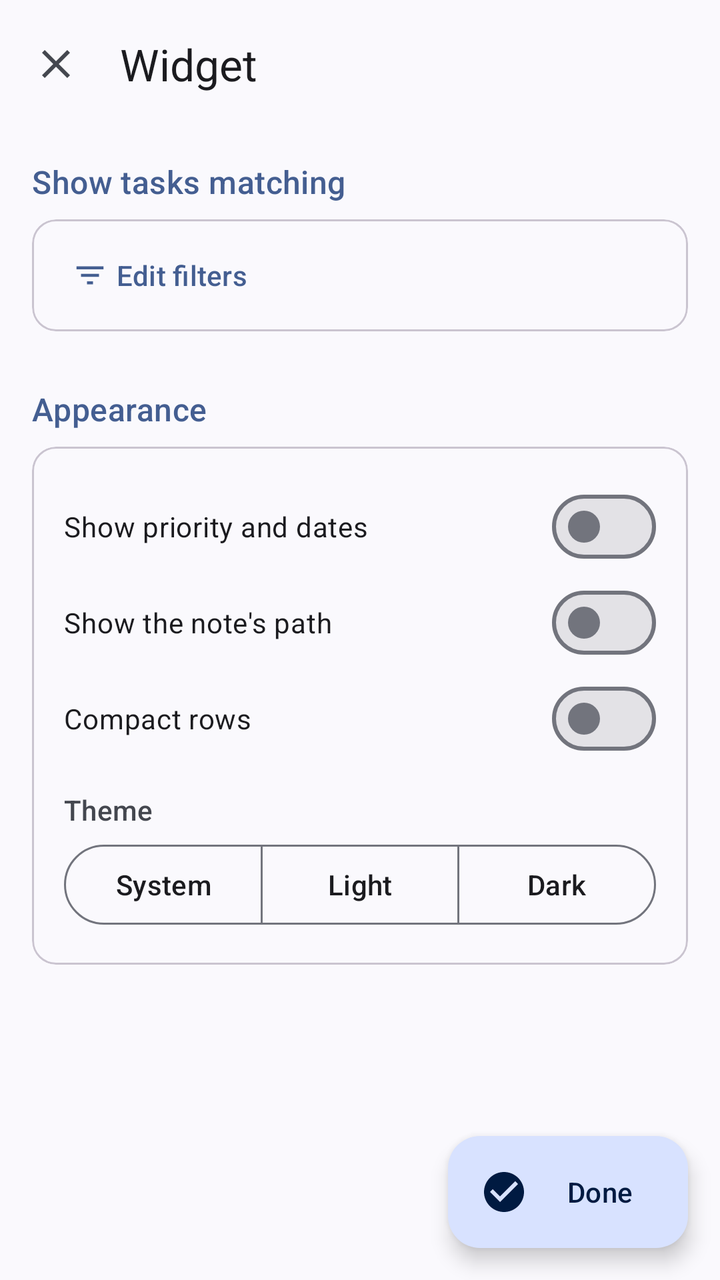
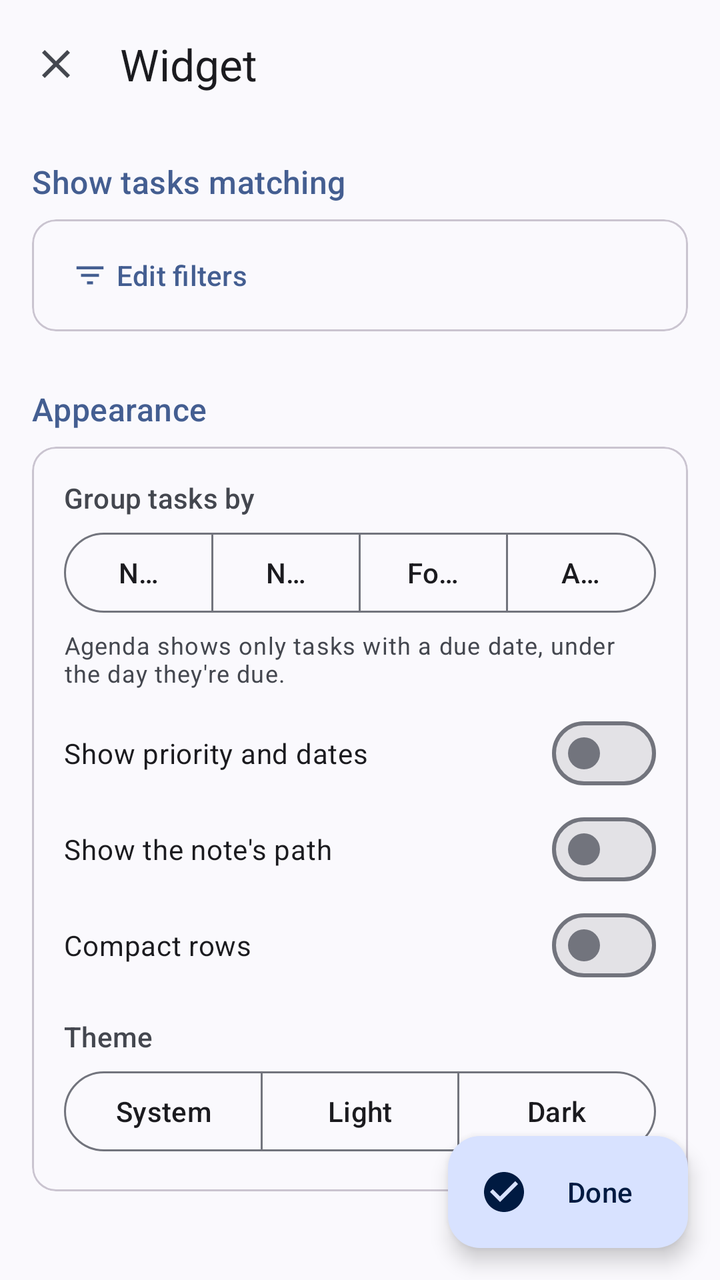

The first picture is an Android layout as it rendered before a commit; the second is the same layout after the commit. The layout source and the unified diff follow.
<!-- AndroidManifest.xml: application theme Theme.VaultTasks -->
<!-- res/layout/activity_widget_config.xml -->
<?xml version="1.0" encoding="utf-8"?>
<androidx.coordinatorlayout.widget.CoordinatorLayout xmlns:android="http://schemas.android.com/apk/res/android"
    xmlns:app="http://schemas.android.com/apk/res-auto"
    android:layout_width="match_parent"
    android:layout_height="match_parent"
    android:background="?attr/colorSurface"
    android:fitsSystemWindows="true">

    <com.google.android.material.appbar.AppBarLayout
        android:layout_width="match_parent"
        android:layout_height="wrap_content"
        android:fitsSystemWindows="true">

        <com.google.android.material.appbar.MaterialToolbar
            android:id="@+id/toolbar"
            android:layout_width="match_parent"
            android:layout_height="?attr/actionBarSize"
            app:navigationContentDescription="Cancel"
            app:navigationIcon="@drawable/ic_close"
            app:title="Widget" />
    </com.google.android.material.appbar.AppBarLayout>

    <androidx.core.widget.NestedScrollView
        android:layout_width="match_parent"
        android:layout_height="match_parent"
        android:clipToPadding="false"
        android:paddingBottom="96dp"
        app:layout_behavior="@string/appbar_scrolling_view_behavior">

        <LinearLayout
            android:layout_width="match_parent"
            android:layout_height="wrap_content"
            android:orientation="vertical"
            android:padding="16dp">

            <TextView
                android:layout_width="wrap_content"
                android:layout_height="wrap_content"
                android:layout_marginBottom="8dp"
                android:text="Show tasks matching"
                android:textAppearance="?attr/textAppearanceTitleMedium"
                android:textColor="?attr/colorPrimary" />

            <com.google.android.material.card.MaterialCardView
                style="?attr/materialCardViewOutlinedStyle"
                android:layout_width="match_parent"
                android:layout_height="wrap_content">

                <LinearLayout
                    android:layout_width="match_parent"
                    android:layout_height="wrap_content"
                    android:orientation="vertical"
                    android:paddingHorizontal="8dp"
                    android:paddingVertical="4dp">

                    <RadioGroup
                        android:id="@+id/filters"
                        android:layout_width="match_parent"
                        android:layout_height="wrap_content" />

                    <com.google.android.material.button.MaterialButton
                        android:id="@+id/edit_filters"
                        style="@style/Widget.Material3.Button.TextButton.Icon"
                        android:layout_width="wrap_content"
                        android:layout_height="wrap_content"
                        android:text="Edit filters"
                        app:icon="@drawable/ic_filter" />
                </LinearLayout>
            </com.google.android.material.card.MaterialCardView>

            <TextView
                android:layout_width="wrap_content"
                android:layout_height="wrap_content"
                android:layout_marginTop="28dp"
                android:layout_marginBottom="8dp"
                android:text="Appearance"
                android:textAppearance="?attr/textAppearanceTitleMedium"
                android:textColor="?attr/colorPrimary" />

            <com.google.android.material.card.MaterialCardView
                style="?attr/materialCardViewOutlinedStyle"
                android:layout_width="match_parent"
                android:layout_height="wrap_content">

                <LinearLayout
                    android:layout_width="match_parent"
                    android:layout_height="wrap_content"
                    android:orientation="vertical"
                    android:padding="16dp">

                    <com.google.android.material.materialswitch.MaterialSwitch
                        android:id="@+id/show_dates"
                        android:layout_width="match_parent"
                        android:layout_height="wrap_content"
                        android:minHeight="48dp"
                        android:text="Show priority and dates" />

                    <com.google.android.material.materialswitch.MaterialSwitch
                        android:id="@+id/show_path"
                        android:layout_width="match_parent"
                        android:layout_height="wrap_content"
                        android:minHeight="48dp"
                        android:text="Show the note's path" />

                    <com.google.android.material.materialswitch.MaterialSwitch
                        android:id="@+id/compact"
                        android:layout_width="match_parent"
                        android:layout_height="wrap_content"
                        android:minHeight="48dp"
                        android:text="Compact rows" />

                    <TextView
                        android:layout_width="wrap_content"
                        android:layout_height="wrap_content"
                        android:layout_marginTop="12dp"
                        android:text="Theme"
                        android:textAppearance="?attr/textAppearanceLabelLarge"
                        android:textColor="?attr/colorOnSurfaceVariant" />

                    <com.google.android.material.button.MaterialButtonToggleGroup
                        android:id="@+id/theme"
                        android:layout_width="match_parent"
                        android:layout_height="wrap_content"
                        android:layout_marginTop="4dp"
                        app:selectionRequired="true"
                        app:singleSelection="true">

                        <com.google.android.material.button.MaterialButton
                            android:id="@+id/theme_system"
                            style="?attr/materialButtonOutlinedStyle"
                            android:layout_width="0dp"
                            android:layout_height="wrap_content"
                            android:layout_weight="1"
                            android:text="System" />

                        <com.google.android.material.button.MaterialButton
                            android:id="@+id/theme_light"
                            style="?attr/materialButtonOutlinedStyle"
                            android:layout_width="0dp"
                            android:layout_height="wrap_content"
                            android:layout_weight="1"
                            android:text="Light" />

                        <com.google.android.material.button.MaterialButton
                            android:id="@+id/theme_dark"
                            style="?attr/materialButtonOutlinedStyle"
                            android:layout_width="0dp"
                            android:layout_height="wrap_content"
                            android:layout_weight="1"
                            android:text="Dark" />
                    </com.google.android.material.button.MaterialButtonToggleGroup>
                </LinearLayout>
            </com.google.android.material.card.MaterialCardView>
        </LinearLayout>
    </androidx.core.widget.NestedScrollView>

    <com.google.android.material.floatingactionbutton.ExtendedFloatingActionButton
        android:id="@+id/done"
        android:layout_width="wrap_content"
        android:layout_height="wrap_content"
        android:layout_gravity="bottom|end"
        android:layout_margin="16dp"
        android:text="Done"
        app:icon="@drawable/ic_done" />
</androidx.coordinatorlayout.widget.CoordinatorLayout>
<!-- resources referenced by this layout -->
<resources>
  <!-- drawable ic_close (drawable) -->
  <?xml version="1.0" encoding="utf-8"?>
  <vector xmlns:android="http://schemas.android.com/apk/res/android" android:width="24dp" android:height="24dp" android:viewportWidth="24" android:viewportHeight="24" android:tint="?android:attr/colorControlNormal">
      <path android:fillColor="@android:color/white" android:pathData="M19,6.41L17.59,5 12,10.59 6.41,5 5,6.41 10.59,12 5,17.59 6.41,19 12,13.41 17.59,19 19,17.59 13.41,12z" />
  </vector>
  <!-- drawable ic_done (drawable) -->
  <?xml version="1.0" encoding="utf-8"?>
  <vector xmlns:android="http://schemas.android.com/apk/res/android" android:width="24dp" android:height="24dp" android:viewportWidth="24" android:viewportHeight="24">
      <path android:fillColor="@android:color/white" android:pathData="M12,2C6.48,2 2,6.48 2,12s4.48,10 10,10 10,-4.48 10,-10S17.52,2 12,2zM10,17l-5,-5 1.41,-1.41L10,14.17l7.59,-7.59L19,8l-9,9z" />
  </vector>
  <!-- drawable ic_filter (drawable) -->
  <?xml version="1.0" encoding="utf-8"?>
  <vector xmlns:android="http://schemas.android.com/apk/res/android" android:width="24dp" android:height="24dp" android:viewportWidth="24" android:viewportHeight="24" android:tint="?android:attr/colorControlNormal">
      <path android:fillColor="@android:color/white" android:pathData="M10,18h4v-2h-4v2zM3,6v2h18V6H3zM6,13h12v-2H6v2z" />
  </vector>
  <style name="Theme.VaultTasks" parent="Theme.Material3.DynamicColors.DayNight.NoActionBar" />
</resources>

<!-- the commit's change to res/layout/activity_widget_config.xml (unified diff, before → after) -->
@@ -87,6 +87,63 @@
                     android:layout_height="wrap_content"
                     android:orientation="vertical"
                     android:padding="16dp">
+
+                    <TextView
+                        android:layout_width="wrap_content"
+                        android:layout_height="wrap_content"
+                        android:text="Group tasks by"
+                        android:textAppearance="?attr/textAppearanceLabelLarge"
+                        android:textColor="?attr/colorOnSurfaceVariant" />
+
+                    <com.google.android.material.button.MaterialButtonToggleGroup
+                        android:id="@+id/group"
+                        android:layout_width="match_parent"
+                        android:layout_height="wrap_content"
+                        android:layout_marginTop="4dp"
+                        app:selectionRequired="true"
+                        app:singleSelection="true">
+
+                        <com.google.android.material.button.MaterialButton
+                            android:id="@+id/group_none"
+                            style="?attr/materialButtonOutlinedStyle"
+                            android:layout_width="0dp"
+                            android:layout_height="wrap_content"
+                            android:layout_weight="1"
+                            android:text="None" />
+
+                        <com.google.android.material.button.MaterialButton
+                            android:id="@+id/group_note"
+                            style="?attr/materialButtonOutlinedStyle"
+                            android:layout_width="0dp"
+                            android:layout_height="wrap_content"
+                            android:layout_weight="1"
+                            android:text="Note" />
+
+                        <com.google.android.material.button.MaterialButton
+                            android:id="@+id/group_folder"
+                            style="?attr/materialButtonOutlinedStyle"
+                            android:layout_width="0dp"
+                            android:layout_height="wrap_content"
+                            android:layout_weight="1"
+                            android:text="Folder" />
+
+                        <com.google.android.material.button.MaterialButton
+                            android:id="@+id/group_agenda"
+                            style="?attr/materialButtonOutlinedStyle"
+                            android:layout_width="0dp"
+                            android:layout_height="wrap_content"
+                            android:layout_weight="1"
+                            android:text="Agenda" />
+                    </com.google.android.material.button.MaterialButtonToggleGroup>
+
+                    <TextView
+                        android:layout_width="wrap_content"
+                        android:layout_height="wrap_content"
+                        android:layout_marginTop="4dp"
+                        android:layout_marginBottom="8dp"
+                        android:text="Agenda shows only tasks with a due date, under the day they're due."
+                        android:textAppearance="?attr/textAppearanceBodySmall"
+                        android:textColor="?attr/colorOnSurfaceVariant" />
 
                     <com.google.android.material.materialswitch.MaterialSwitch
                         android:id="@+id/show_dates"
